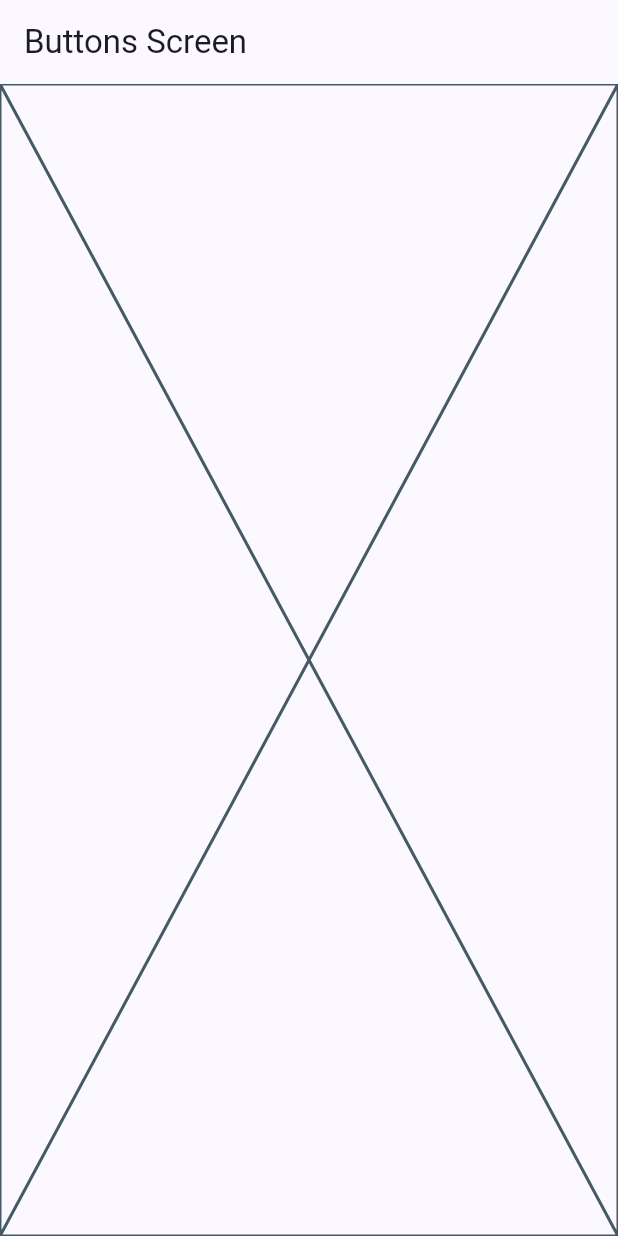
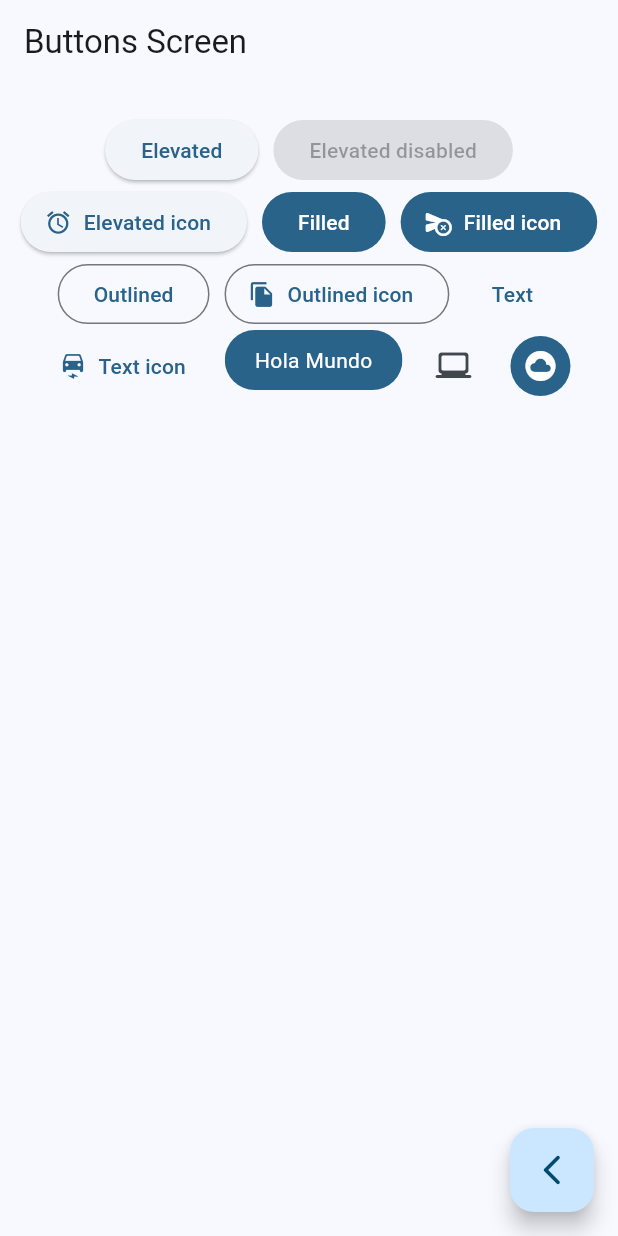
Before and after one commit to astabaresg/widgetswithflutter, a Flutter app: the ButtonsScreen screen opened by its route, on a phone screen of 412 x 824 dp. Run offline on Flutter 3.47's test engine with Material 2 defaults, Android fonts, the phone set to English and light mode, and no system bars; our stand-ins replace go_router.

Commit message:
Many buttons implemented, including a custom button.

```diff
--- a/lib/main.dart
+++ b/lib/main.dart
@@ -15,7 +15,7 @@ class MainApp extends StatelessWidget {
     return MaterialApp.router(
       routerConfig: appRouter,
       debugShowCheckedModeBanner: false,
-      theme: AppTheme(selectedColor: 3).getTheme(),
+      theme: AppTheme(selectedColor: 5).getTheme(),
       // home: const HomeScreen(),
       // routes: {
       //   '/buttons': (context) => const ButtonsScreen(),
--- a/lib/presentation/screens/buttons/buttons_screen.dart
+++ b/lib/presentation/screens/buttons/buttons_screen.dart
@@ -1,4 +1,5 @@
 import 'package:flutter/material.dart';
+import 'package:go_router/go_router.dart';
 
 class ButtonsScreen extends StatelessWidget {
   const ButtonsScreen({super.key});
@@ -10,7 +11,93 @@ class ButtonsScreen extends StatelessWidget {
       appBar: AppBar(
         title: const Text('Buttons Screen'),
       ),
-      body: const Placeholder(),
+      body: const _ButtonsView(),
+      floatingActionButton: FloatingActionButton(
+        onPressed: () {
+          context.pop();
+        },
+        child: const Icon(Icons.arrow_back_ios_new_rounded),
+      ),
     );
   }
 }
+
+class _ButtonsView extends StatelessWidget {
+  const _ButtonsView();
+
+  @override
+  Widget build(BuildContext context) {
+    final colors = Theme.of(context).colorScheme;
+    return SizedBox(
+      width: double.infinity, //Goes to the maximum width of its parent widget
+      child: Padding(
+        padding: const EdgeInsets.symmetric(horizontal: 10, vertical: 20),
+        child: Wrap(
+          spacing: 10,
+          alignment: WrapAlignment.center,
+          children: [
+            ElevatedButton(onPressed: () {}, child: const Text('Elevated')),
+            const ElevatedButton(
+                onPressed: null, child: Text('Elevated disabled')),
+            ElevatedButton.icon(
+                onPressed: () {},
+                icon: const Icon(Icons.access_alarm_outlined),
+                label: const Text('Elevated icon')),
+            FilledButton(onPressed: () {}, child: const Text('Filled')),
+            FilledButton.icon(
+                onPressed: () {},
+                icon: const Icon(Icons.cancel_schedule_send_rounded),
+                label: const Text('Filled icon')),
+            OutlinedButton(onPressed: () {}, child: const Text('Outlined')),
+            OutlinedButton.icon(
+                onPressed: () {},
+                icon: const Icon(Icons.file_copy),
+                label: const Text('Outlined icon')),
+            TextButton(onPressed: () {}, child: const Text('Text')),
+            TextButton.icon(
+                onPressed: () {},
+                icon: const Icon(Icons.electric_car_rounded),
+                label: const Text('Text icon')),
+            _CustomButton(
+              backgrounColor: colors.primary,
+            ),
+            IconButton(
+                onPressed: () {},
+                icon: const Icon(Icons.laptop_windows_rounded)),
+            IconButton(
+              onPressed: () {},
+              icon: const Icon(Icons.cloud_circle_rounded),
+              style: ButtonStyle(
+                  backgroundColor: MaterialStatePropertyAll(colors.primary),
+                  iconColor: const MaterialStatePropertyAll(Colors.white)),
+            )
+          ],
+        ),
+      ),
+    );
+  }
+}
+
+class _CustomButton extends StatelessWidget {
+  final Color backgrounColor;
+  const _CustomButton({required this.backgrounColor});
+
+  @override
+  Widget build(BuildContext context) {
+    return ClipRRect(
+      borderRadius: BorderRadius.circular(20),
+      child: Material(
+        color: backgrounColor,
+        child: InkWell(
+          onTap: () {},
+          child: const Padding(
+              padding: EdgeInsets.symmetric(horizontal: 20, vertical: 10),
+              child: Text(
+                'Hola Mundo',
+                style: TextStyle(color: Colors.white),
+              )),
+        ),
+      ),
+    );
+  }
+}
```
